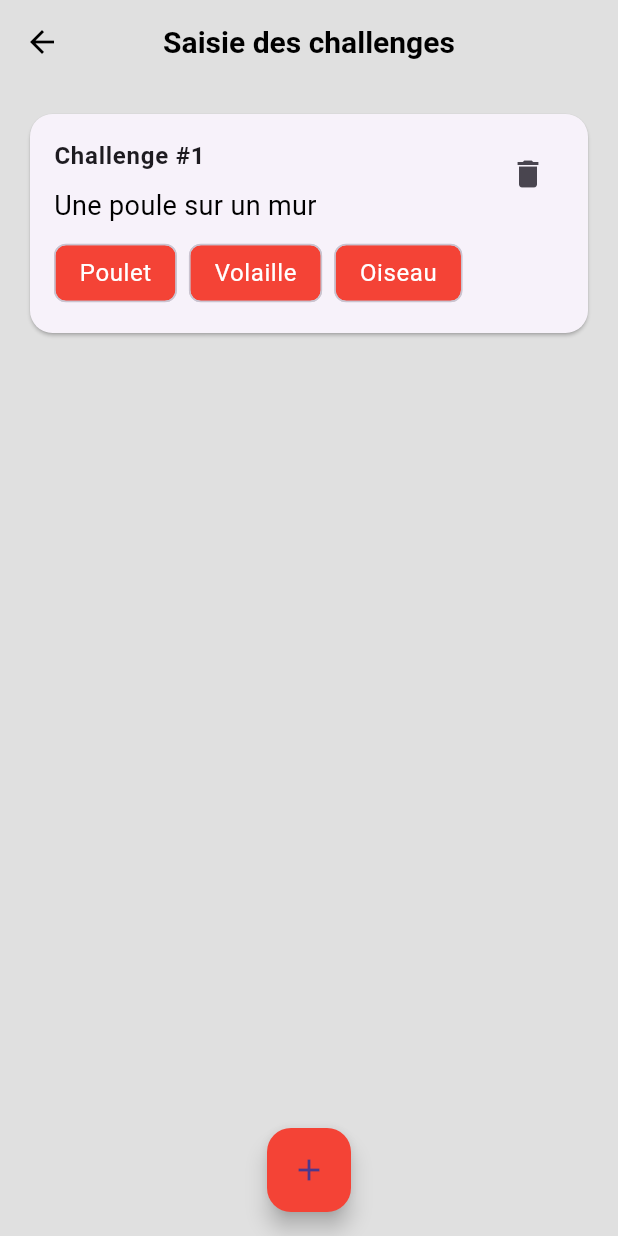
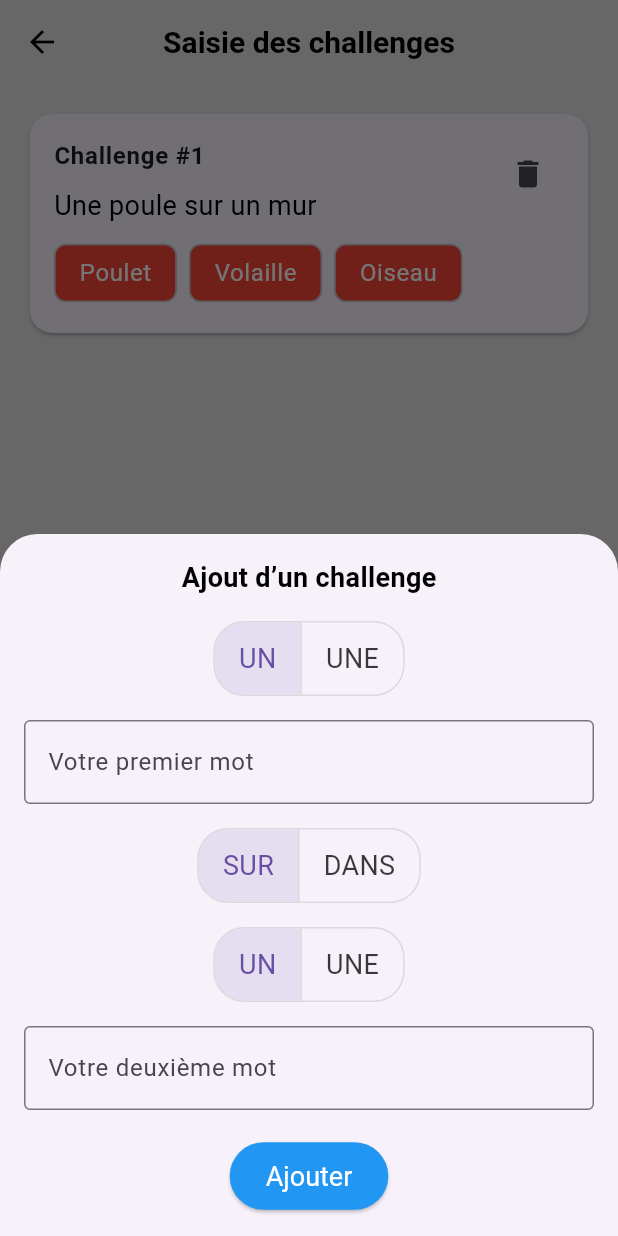
Before and after one commit to dimitri-perriet/piction_ia_ry, a Flutter app: the screen it shows after launch, after a tap on the "add" icon, on a phone screen of 412 x 824 dp. Run offline on Flutter 3.47's test engine with Material 3 defaults, Android fonts, the phone set to English and light mode, and no system bars.

```diff
--- a/lib/main.dart
+++ b/lib/main.dart
@@ -1,4 +1,6 @@
 import 'package:flutter/material.dart';
+import 'package:pictionnary/ui/screens/loading_screen.dart';
+import 'package:pictionnary/ui/screens/team_composition.dart';
 import 'ui/screens/loginscreen.dart';
 import 'ui/screens/dashboard.dart';
 import 'ui/screens/challenge_input_screen.dart';
@@ -56,7 +58,7 @@ class MyApp extends StatelessWidget {
           ),
         ),
         floatingActionButtonTheme: const FloatingActionButtonThemeData(
-          backgroundColor: Colors.black,
+          backgroundColor: Colors.red,
         ),
       ),
       home: const ChallengeInputScreen(),
--- a/lib/ui/screens/challenge_input_screen.dart
+++ b/lib/ui/screens/challenge_input_screen.dart
@@ -20,6 +20,7 @@ class ChallengeInputScreen extends StatelessWidget {
         padding: const EdgeInsets.all(16.0),
         child: Column(
           children: [
+            // Carte de challenge (déjà existante)
             Card(
               shape: RoundedRectangleBorder(
                 borderRadius: BorderRadius.circular(15.0),
@@ -78,6 +79,7 @@ class ChallengeInputScreen extends StatelessWidget {
                     IconButton(
                       icon: const Icon(Icons.delete),
                       onPressed: () {
+                        // Ajouter la logique de suppression ici
                       },
                     ),
                   ],
@@ -87,14 +89,106 @@ class ChallengeInputScreen extends StatelessWidget {
             const Spacer(),
             FloatingActionButton(
               onPressed: () {
+                _showAddChallengeModal(context); // Afficher la modal
               },
               child: const Icon(Icons.add),
-              //Style l'icon
-              backgroundColor: Colors.red,
             ),
           ],
         ),
       ),
     );
   }
+
+  // Fonction pour afficher la modal
+  void _showAddChallengeModal(BuildContext context) {
+    showModalBottomSheet(
+      context: context,
+      isScrollControlled: true,
+      shape: const RoundedRectangleBorder(
+        borderRadius: BorderRadius.vertical(top: Radius.circular(25.0)),
+      ),
+      builder: (BuildContext context) {
+        return Padding(
+          padding: EdgeInsets.only(
+            bottom: MediaQuery.of(context).viewInsets.bottom,
+            top: 16.0,
+            left: 16.0,
+            right: 16.0,
+          ),
+          child: _buildAddChallengeForm(),
+        );
+      },
+    );
+  }
+
+  // Formulaire pour ajouter un nouveau challenge
+  Widget _buildAddChallengeForm() {
+    return Column(
+      mainAxisSize: MainAxisSize.min,
+      children: [
+        const Text(
+          'Ajout d’un challenge',
+          style: TextStyle(fontSize: 18, fontWeight: FontWeight.bold),
+        ),
+        const SizedBox(height: 16),
+        ToggleButtons(
+          isSelected: [true, false],
+          borderRadius: BorderRadius.circular(20),
+          children: const [
+            Padding(padding: EdgeInsets.symmetric(horizontal: 16), child: Text("UN")),
+            Padding(padding: EdgeInsets.symmetric(horizontal: 16), child: Text("UNE")),
+          ],
+          onPressed: (index) {
+            // Gestion de l'état des boutons
+          },
+        ),
+        const SizedBox(height: 16),
+        const TextField(
+          decoration: InputDecoration(
+            labelText: 'Votre premier mot',
+            border: OutlineInputBorder(),
+          ),
+        ),
+        const SizedBox(height: 16),
+        ToggleButtons(
+          isSelected: [true, false],
+          borderRadius: BorderRadius.circular(20),
+          children: const [
+            Padding(padding: EdgeInsets.symmetric(horizontal: 16), child: Text("SUR")),
+            Padding(padding: EdgeInsets.symmetric(horizontal: 16), child: Text("DANS")),
+          ],
+          onPressed: (index) {
+            // Gestion de l'état des boutons
+          },
+        ),
+        const SizedBox(height: 16),
+        ToggleButtons(
+          isSelected: [true, false],
+          borderRadius: BorderRadius.circular(20),
+          children: const [
+            Padding(padding: EdgeInsets.symmetric(horizontal: 16), child: Text("UN")),
+            Padding(padding: EdgeInsets.symmetric(horizontal: 16), child: Text("UNE")),
+          ],
+          onPressed: (index) {
+            // Gestion de l'état des boutons
+          },
+        ),
+        const SizedBox(height: 16),
+        const TextField(
+          decoration: InputDecoration(
+            labelText: 'Votre deuxième mot',
+            border: OutlineInputBorder(),
+          ),
+        ),
+        const SizedBox(height: 20),
+        ElevatedButton(
+          onPressed: () {
+            // Logique pour ajouter le challenge
+          },
+          child: const Text('Ajouter'),
+        ),
+        const SizedBox(height: 16),
+      ],
+    );
+  }
 }
```
Also changed, not shown: lib/ui/screens/loading_screen.dart (added, +38 -0 lines).
